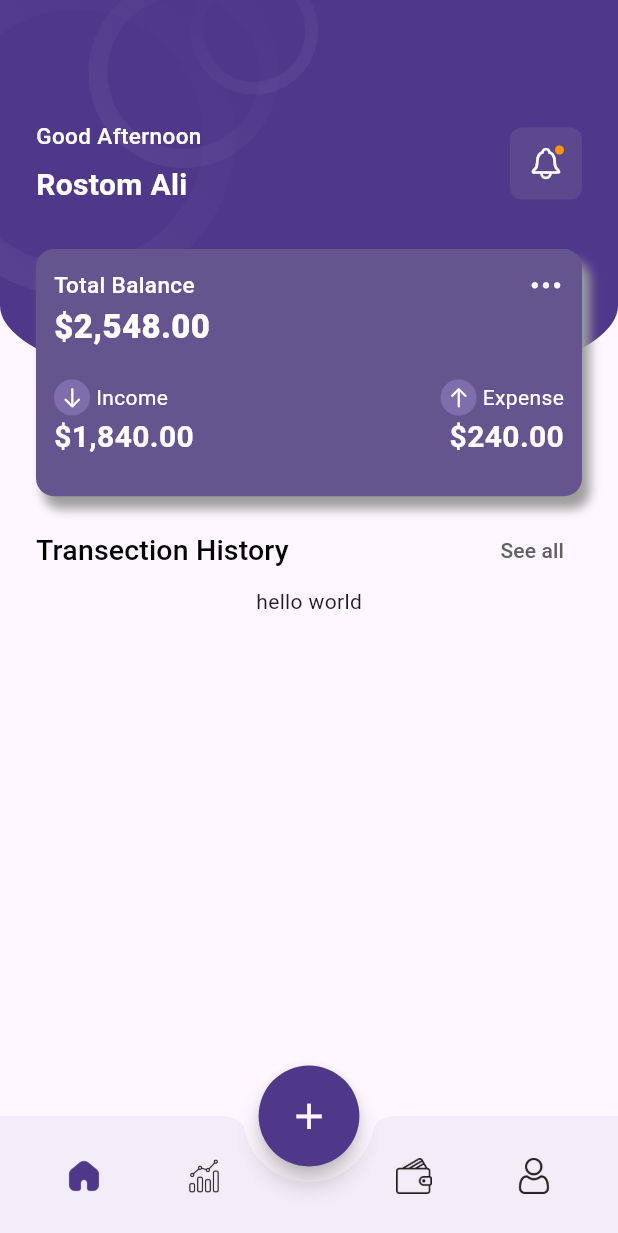
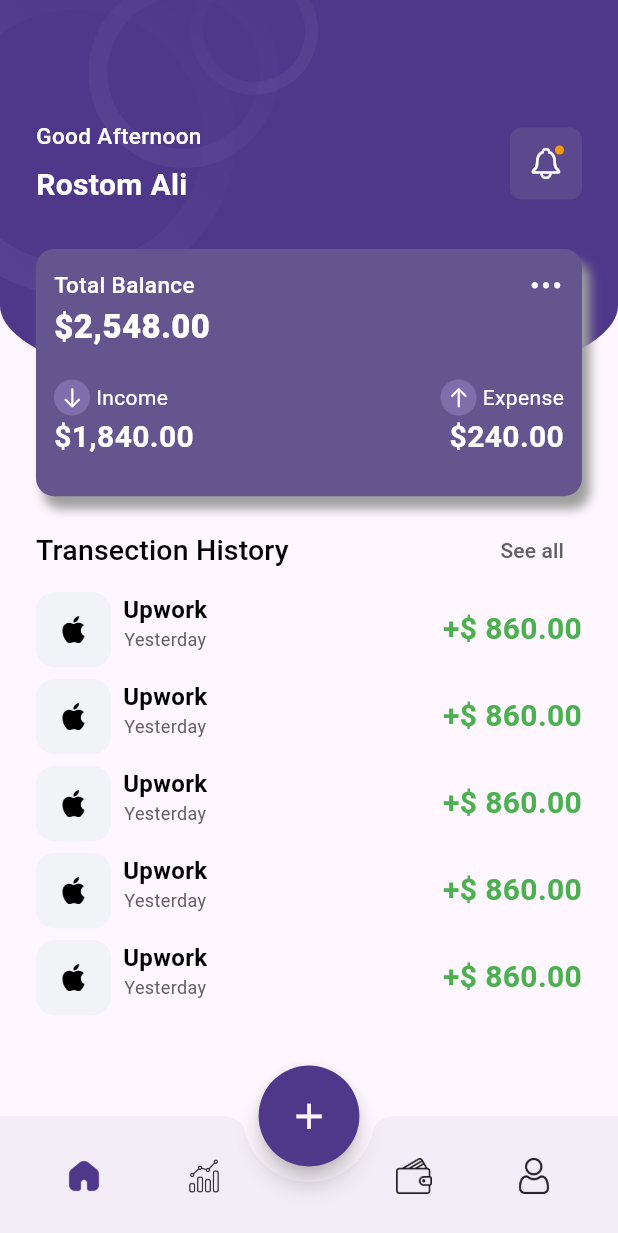
Before and after one commit to rostom17/Smart_Wallet, a Flutter app: the screen it shows after launch, on a phone screen of 412 x 824 dp. Shown: the top 1233 px of the screen. Run offline on Flutter 3.47's test engine with Material 3 defaults, Android fonts, the phone set to English and light mode, and no system bars; our stand-ins replace connectivity_plus, dio, flutter_bloc, flutter_svg, go_router, logger; missing offline and left inert: dio_smart_retry.

Commit message:
HomePage design complete

```diff
--- a/lib/features/home/presentation/screens/home_screen.dart
+++ b/lib/features/home/presentation/screens/home_screen.dart
@@ -3,7 +3,7 @@ import 'package:flutter/material.dart';
 import 'package:flutter_svg/svg.dart';
 import 'package:smart_wallet/config/color_pallet.dart';
 import 'package:smart_wallet/features/home/presentation/widgets/balance_card_widget.dart';
-import 'package:smart_wallet/features/home/presentation/widgets/transection_history_widget.dart';
+import 'package:smart_wallet/features/home/presentation/widgets/transection_card_widget.dart';
 
 class HomeScreen extends StatelessWidget {
   const HomeScreen({super.key});
@@ -88,7 +88,7 @@ class HomeScreen extends StatelessWidget {
                       TextButton(onPressed: () {}, child: Text("See all")),
                     ],
                   ),
-                  TransectionHistoryWidget(),
+                  ...List.generate(5, (index) => TransectionCardWidget()),
                 ],
               ),
             ),
--- /dev/null
+++ b/lib/features/home/presentation/widgets/transection_card_widget.dart
@@ -0,0 +1,68 @@
+import 'package:flutter/material.dart';
+
+class TransectionCardWidget extends StatelessWidget {
+  const TransectionCardWidget({super.key});
+
+  @override
+  Widget build(BuildContext context) {
+    return GestureDetector(
+      onTap: () {},
+      child: Padding(
+        padding: const EdgeInsets.only(top: 4, bottom: 4),
+        child: Container(
+          height: 50,
+          width: double.maxFinite,
+          decoration: BoxDecoration(
+            borderRadius: BorderRadius.circular(12),
+
+            //color: ColorPallet.secondaryColor,
+          ),
+
+          child: Row(
+            children: [
+              Container(
+                height: 50,
+                width: 50,
+                decoration: BoxDecoration(
+                  color: const Color.fromARGB(179, 235, 242, 242),
+                  borderRadius: BorderRadius.circular(12),
+                ),
+
+                child: Padding(
+                  padding: const EdgeInsets.all(16.0),
+                  child: Image.asset("assets/icons/apple-logo.png"),
+                ),
+              ),
+              const SizedBox(width: 8),
+              Column(
+                children: [
+                  Text(
+                    "Upwork",
+                    style: TextStyle(
+                      fontSize: 16,
+                      fontWeight: FontWeight.w600,
+                      color: Colors.black,
+                    ),
+                  ),
+                  Text(
+                    "Yesterday",
+                    style: TextStyle(fontSize: 12, color: Colors.grey.shade700),
+                  ),
+                ],
+              ),
+              Spacer(),
+              Text(
+                "+\$ 860.00",
+                style: TextStyle(
+                  fontSize: 20,
+                  fontWeight: FontWeight.w700,
+                  color: Colors.green,
+                ),
+              ),
+            ],
+          ),
+        ),
+      ),
+    );
+  }
+}
--- a/lib/features/home/presentation/widgets/transection_history_widget.dart
+++ b/lib/features/home/presentation/widgets/transection_history_widget.dart
@@ -5,6 +5,6 @@ class TransectionHistoryWidget extends StatelessWidget {
 
   @override
   Widget build(BuildContext context) {
-    return Text("hello world");
+    return Text("hello wodl");
   }
 }
```
